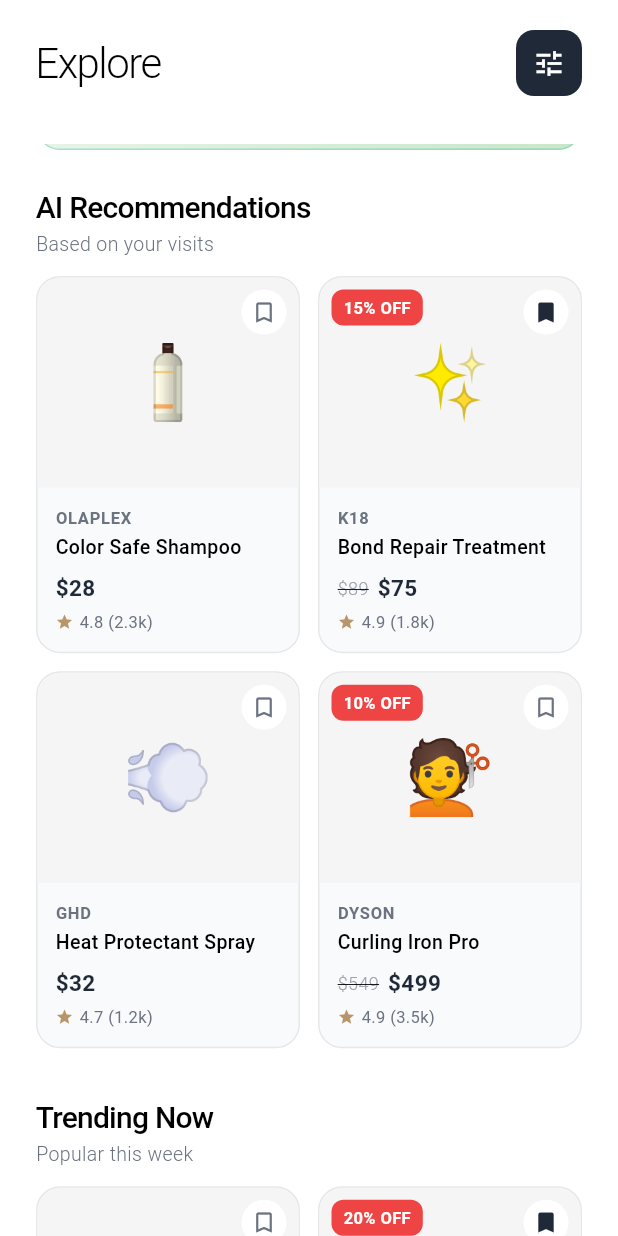
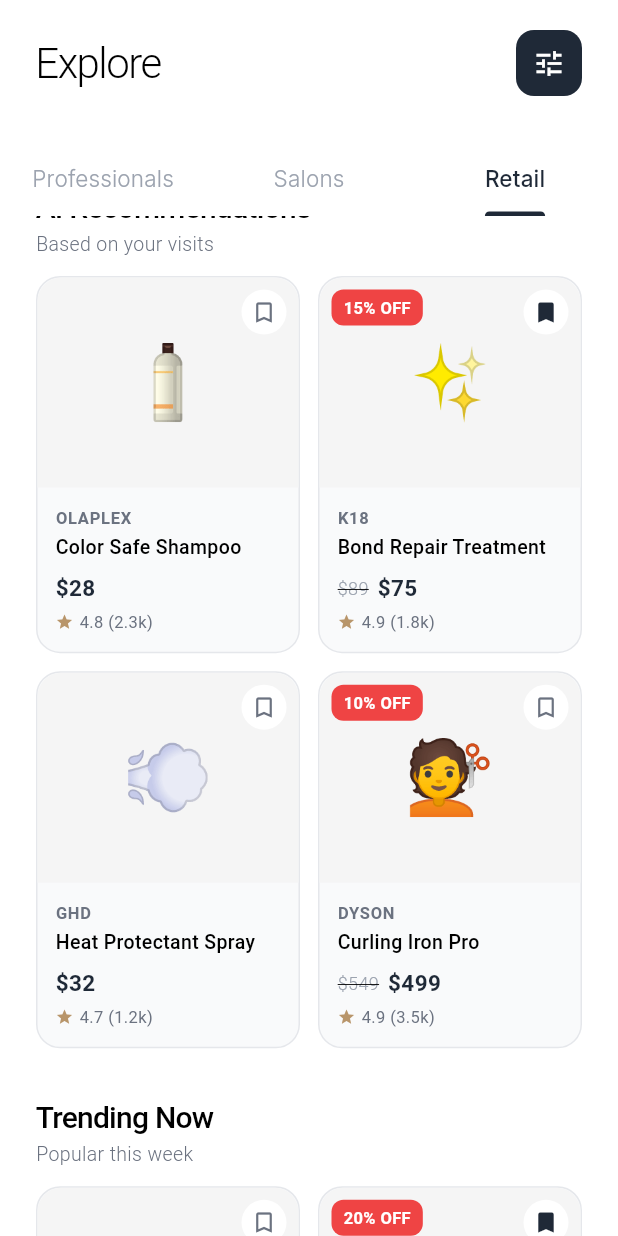
Before and after one commit to qunexadmin/Zelus, a Flutter app: the ExploreScreen screen opened by its route, tab 3 chosen, scrolled down 217 dp, on a phone screen of 412 x 824 dp. Run offline on Flutter 3.47's test engine with Material 3 defaults, Android fonts, the light colour scheme and no system bars; our stand-ins replace cached_network_image, dio, flutter_riverpod, flutter_svg, freezed_annotation, go_router and 5 more; accounts and stored records are empty; generated files the repository leaves out were written again; network calls fail.

Commit message:
Implement Refresh Indicators and UI Enhancements Across Multiple Screens
- Added RefreshIndicator to CollectionsScreen, DiscoverTab, ExploreScreen, ProProfileScreen, ProfileTab, and SalonDetailScreen for improved data refresh functionality.
- Updated UI components for better visual consistency and user interaction, including padding adjustments and layout refinements.
- Enhanced search functionality with clearer prompts and improved user experience in search boxes.
- Streamlined the overall design to align with modern aesthetics and improve usability across the application.

```diff
--- a/mobile/lib/features/screens/explore_screen.dart
+++ b/mobile/lib/features/screens/explore_screen.dart
@@ -88,8 +88,9 @@
     return Scaffold(
       backgroundColor: Colors.white,
       body: SafeArea(
-        child: CustomScrollView(
-          slivers: [
+        child: NestedScrollView(
+          headerSliverBuilder: (context, innerBoxIsScrolled) {
+            return [
               // Sticky Header
               SliverAppBar(
                 backgroundColor: Colors.white,
@@ -142,7 +143,7 @@
                 child: Column(
                   crossAxisAlignment: CrossAxisAlignment.start,
                   children: [
-                  // Search Box (Same as Home)
+                    // Search Box
                     Padding(
                       padding: const EdgeInsets.fromLTRB(24, 8, 24, 0),
                       child: Container(
@@ -235,14 +236,22 @@
 
                     // Available Now Section
                     if (_availableNow) _buildAvailableNowSection(),
-
-                  // Tabs
+                  ],
+                ),
+              ),
+
+              // Sticky Tabs
+              SliverPersistentHeader(
+                pinned: true,
+                delegate: _StickyTabBarDelegate(
                   TabBar(
                     controller: _tabController,
                     indicatorColor: AppTheme.primaryColor,
                     indicatorWeight: 2,
                     labelColor: AppTheme.primaryColor,
                     unselectedLabelColor: AppTheme.textTertiary,
+                    dividerColor: Colors.transparent,
+                    dividerHeight: 0,
                     labelStyle: const TextStyle(
                       fontSize: 15,
                       fontWeight: FontWeight.w500,
@@ -252,20 +261,17 @@
                       fontWeight: FontWeight.w300,
                     ),
                     onTap: (_) => HapticFeedback.selectionClick(),
-                      dividerHeight: 0,
                     tabs: const [
                       Tab(text: 'Professionals'),
                       Tab(text: 'Salons'),
                       Tab(text: 'Retail'),
                     ],
                   ),
-                ],
-              ),
-            ),
-
-            // Tab Content
-            SliverFillRemaining(
-              child: TabBarView(
+                ),
+              ),
+            ];
+          },
+          body: TabBarView(
             controller: _tabController,
             children: [
               _buildProfessionalsTab(),
@@ -273,8 +279,6 @@
               _buildRetailTab(),
             ],
           ),
-            ),
-          ],
         ),
       ),
     );
@@ -585,7 +589,9 @@
 
         return RefreshIndicator(
           onRefresh: _onRefresh,
+          color: AppTheme.accentColor,
           child: ListView.builder(
+            physics: const AlwaysScrollableScrollPhysics(),
             padding: const EdgeInsets.all(24),
             itemCount: filteredProfiles.length + 1, // +1 for header
             itemBuilder: (context, index) {
@@ -860,7 +866,9 @@
 
         return RefreshIndicator(
           onRefresh: _onRefresh,
+          color: AppTheme.accentColor,
           child: ListView.builder(
+            physics: const AlwaysScrollableScrollPhysics(),
             padding: const EdgeInsets.all(24),
             itemCount: filteredSalons.length + 1,
             itemBuilder: (context, index) {
@@ -1575,7 +1583,11 @@
   // ==================== RETAIL TAB ====================
 
   Widget _buildRetailTab() {
-    return ListView(
+    return RefreshIndicator(
+      onRefresh: _onRefresh,
+      color: AppTheme.accentColor,
+      child: ListView(
+        physics: const AlwaysScrollableScrollPhysics(),
         padding: const EdgeInsets.all(24),
         children: [
         // Price Drop Alert
@@ -1707,6 +1719,7 @@
 
         const SizedBox(height: 100),
       ],
+      ),
     );
   }
 
@@ -2194,3 +2207,29 @@
     },
   ];
 }
+
+// Sticky Tab Bar Delegate for pinned tab bar
+class _StickyTabBarDelegate extends SliverPersistentHeaderDelegate {
+  const _StickyTabBarDelegate(this.tabBar);
+
+  final TabBar tabBar;
+
+  @override
+  double get minExtent => tabBar.preferredSize.height;
+
+  @override
+  double get maxExtent => tabBar.preferredSize.height;
+
+  @override
+  Widget build(BuildContext context, double shrinkOffset, bool overlapsContent) {
+    return Container(
+      color: Colors.white,
+      child: tabBar,
+    );
+  }
+
+  @override
+  bool shouldRebuild(_StickyTabBarDelegate oldDelegate) {
+    return false;
+  }
+}
```
Also changed, not shown: mobile/lib/features/screens/collections_screen.dart (+12 -0 lines), mobile/lib/features/screens/discover_tab.dart (+59 -84 lines), mobile/lib/features/screens/pro_profile_screen.dart (+11 -1 lines), mobile/lib/features/screens/profile_tab.dart (+15 -4 lines), mobile/lib/features/screens/salon_detail_screen.dart (+13 -1 lines), 2 other files. Lines whose indentation alone changed are shown as unchanged.
